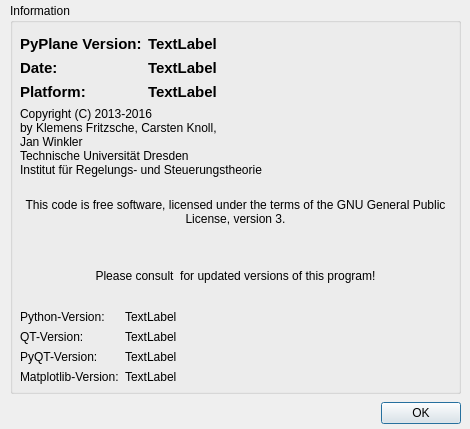
Qt form gui/Ui_PyPlane_about.ui (TUD-RST/pyplane) before a commit.
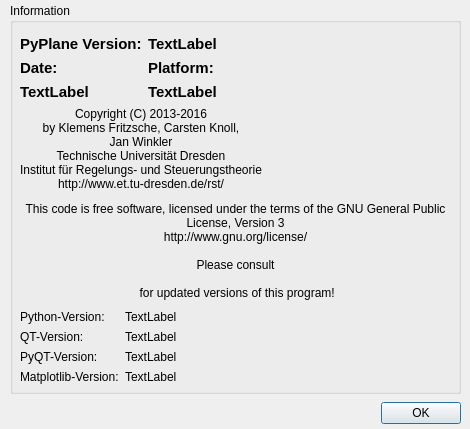
The same form after that commit. Icons and pictures are not drawn.

Commit message:
Windows-exe build procedure using PyInstaller adapted to PyPlane Version 1.1
Fixed: Correct version numbers at all places of the program using the members in MainApp.

The edit to the form file:
```diff
--- a/gui/Ui_PyPlane_about.ui
+++ b/gui/Ui_PyPlane_about.ui
@@ -105,21 +105,21 @@
              </property>
             </widget>
            </item>
-           <item row="1" column="1">
-            <widget class="QLabel" name="pyplane_date">
-             <property name="font">
-              <font>
-               <pointsize>11</pointsize>
-               <weight>75</weight>
-               <bold>true</bold>
-              </font>
-             </property>
-             <property name="text">
-              <string>TextLabel</string>
-             </property>
-            </widget>
-           </item>
            <item row="2" column="0">
+            <widget class="QLabel" name="pyplane_date">
+             <property name="font">
+              <font>
+               <pointsize>11</pointsize>
+               <weight>75</weight>
+               <bold>true</bold>
+              </font>
+             </property>
+             <property name="text">
+              <string>TextLabel</string>
+             </property>
+            </widget>
+           </item>
+           <item row="1" column="1">
             <widget class="QLabel" name="label_platform">
              <property name="font">
               <font>
@@ -156,7 +156,11 @@
 by Klemens Fritzsche, Carsten Knoll, 
 Jan Winkler
 Technische Universität Dresden
-Institut für Regelungs- und Steuerungstheorie</string>
+Institut für Regelungs- und Steuerungstheorie
+http://www.et.tu-dresden.de/rst/</string>
+           </property>
+           <property name="alignment">
+            <set>Qt::AlignCenter</set>
            </property>
            <property name="wordWrap">
             <bool>true</bool>
@@ -189,7 +193,8 @@
      <item>
       <widget class="QLabel" name="txtGPL">
        <property name="text">
-        <string>This code is free software, licensed under the terms of the GNU General Public License, version 3&lt;http://www.gnu.org/license/&gt;.</string>
+        <string>This code is free software, licensed under the terms of the GNU General Public License, Version 3
+http://www.gnu.org/license/</string>
        </property>
        <property name="alignment">
         <set>Qt::AlignCenter</set>
@@ -202,7 +207,9 @@
      <item>
       <widget class="QLabel" name="label_2">
        <property name="text">
-        <string>Please consult &lt;https://github.com/TUD-RST/pyplane.git&gt; for updated versions of this program!</string>
+        <string>Please consult
+&lt;https://github.com/TUD-RST/pyplane.git&gt;
+ for updated versions of this program!</string>
        </property>
        <property name="alignment">
         <set>Qt::AlignCenter</set>
```
Left out of the diff: 9 changed lines with no effect on the pictures. The commit also changes 18 other files.
